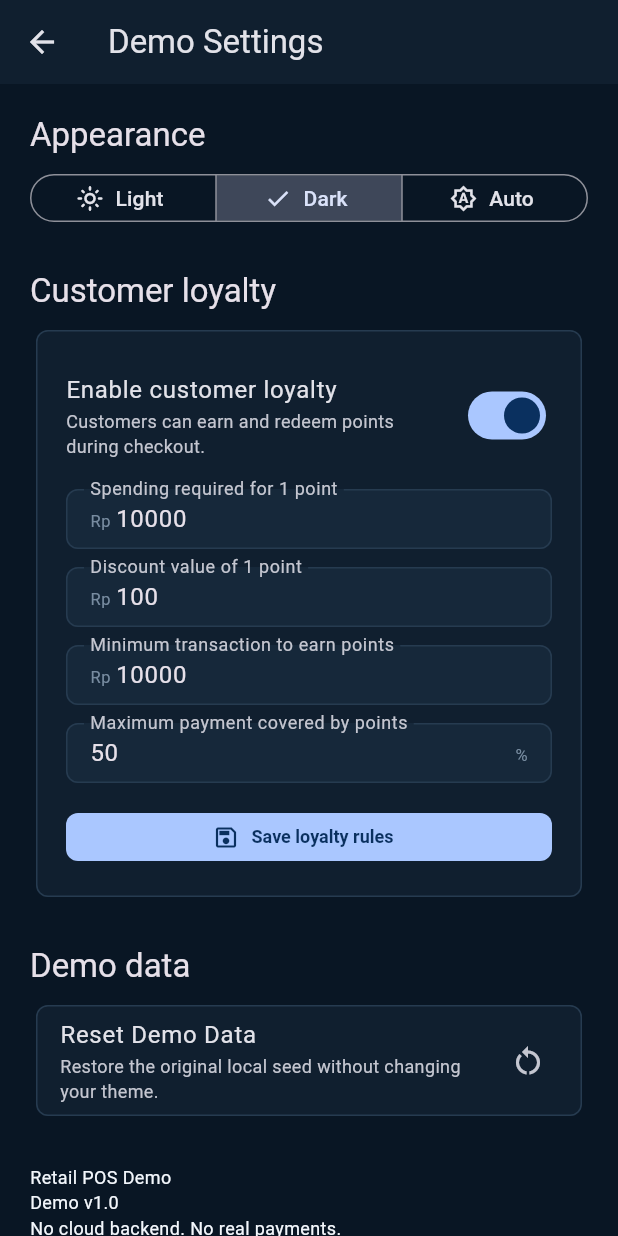
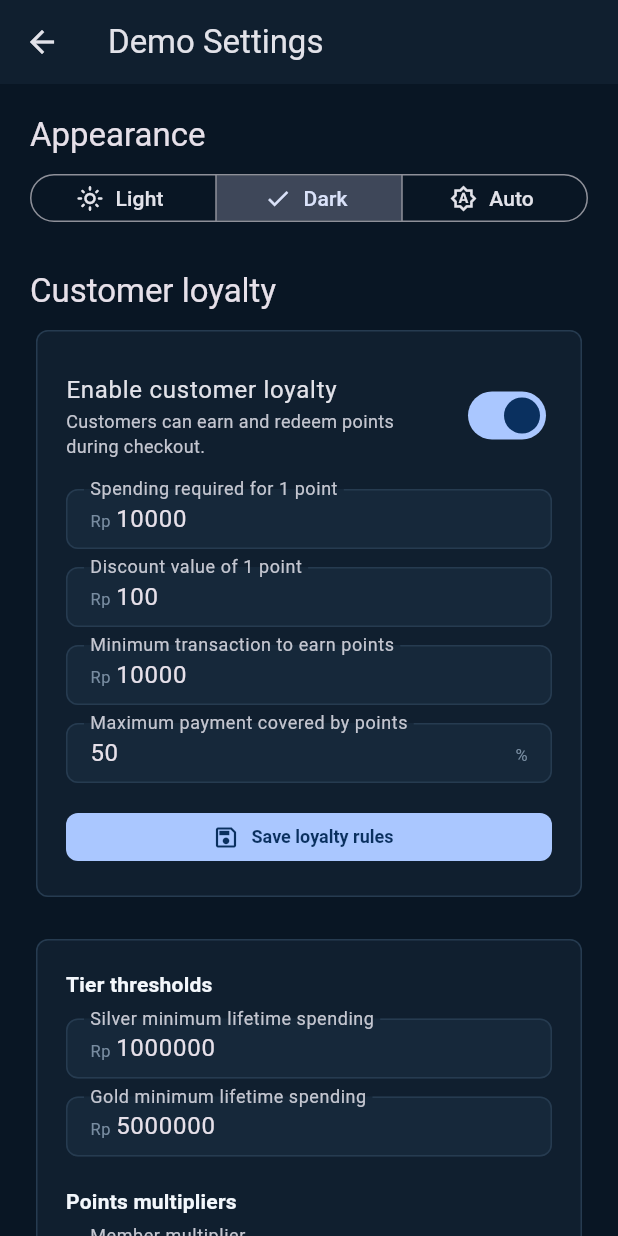
Before and after one commit to malprax/postgetx, a Flutter app: the SettingsView screen opened directly, on a phone screen of 412 x 824 dp. Run offline on Flutter 3.47's test engine with Material 3 defaults, Android fonts, the phone set to English and light mode, and no system bars; our stand-ins replace fl_chart, get, hive_flutter, image_picker, logger, pdf and 1 more; missing offline and left inert: dart:html; accounts and stored records are empty.

Commit message:
feat(loyalty): add owner tier rules settings UI

```diff
--- a/lib/app/modules/settings/views/settings_view.dart
+++ b/lib/app/modules/settings/views/settings_view.dart
@@ -11,7 +11,9 @@ import 'package:postgetx/app/modules/menu/controllers/menu_controller.dart'
 import 'package:postgetx/app/modules/users/controllers/user_controller.dart';
 import 'package:postgetx/app/data/repositories/local_hive_repository.dart';
 import 'package:postgetx/app/modules/settings/controllers/theme_controller.dart';
+import 'package:postgetx/app/modules/settings/controllers/loyalty_tier_rules_controller.dart';
 import 'package:postgetx/app/modules/settings/widgets/loyalty_configuration_card.dart';
+import 'package:postgetx/app/modules/settings/widgets/loyalty_tier_rules_form.dart';
 
 class SettingsView extends StatefulWidget {
   const SettingsView({super.key});
@@ -72,6 +74,8 @@ class _SettingsViewState extends State<SettingsView> {
   @override
   Widget build(BuildContext context) {
     final theme = Get.find<ThemeController>();
+    final tierController = Get.find<LoyaltyTierRulesController>();
+
     return Scaffold(
         appBar: AppBar(title: const Text('Demo Settings')),
         body: ListView(padding: const EdgeInsets.all(20), children: [
@@ -100,6 +104,20 @@ class _SettingsViewState extends State<SettingsView> {
           ),
           const SizedBox(height: 8),
           const LoyaltyConfigurationCard(),
+          const SizedBox(height: 20),
+          Obx(
+            () => LoyaltyTierRulesForm(
+              key: ValueKey(
+                tierController.rules.value.toMap().toString(),
+              ),
+              initialRules: tierController.rules.value,
+              onSave: (rules) async {
+                final saved = await tierController.save(rules);
+
+                return saved ? null : tierController.errorMessage.value;
+              },
+            ),
+          ),
           const SizedBox(height: 28),
           Text('Demo data', style: Theme.of(context).textTheme.titleLarge),
           const SizedBox(height: 8),
--- /dev/null
+++ b/lib/app/modules/settings/widgets/loyalty_tier_rules_form.dart
@@ -0,0 +1,260 @@
+import 'package:flutter/material.dart';
+import 'package:postgetx/app/data/models/loyalty_tier.dart';
+
+typedef SaveLoyaltyTierRules = Future<String?> Function(
+  LoyaltyTierRules rules,
+);
+
+class LoyaltyTierRulesForm extends StatefulWidget {
+  const LoyaltyTierRulesForm({
+    super.key,
+    required this.initialRules,
+    required this.onSave,
+  });
+
+  final LoyaltyTierRules initialRules;
+  final SaveLoyaltyTierRules onSave;
+
+  @override
+  State<LoyaltyTierRulesForm> createState() => _LoyaltyTierRulesFormState();
+}
+
+class _LoyaltyTierRulesFormState extends State<LoyaltyTierRulesForm> {
+  final formKey = GlobalKey<FormState>();
+
+  late final TextEditingController silverSpendController;
+  late final TextEditingController goldSpendController;
+  late final TextEditingController memberMultiplierController;
+  late final TextEditingController silverMultiplierController;
+  late final TextEditingController goldMultiplierController;
+
+  bool saving = false;
+  String message = '';
+  bool saveSucceeded = false;
+
+  @override
+  void initState() {
+    super.initState();
+
+    final rules = widget.initialRules;
+
+    silverSpendController = TextEditingController(
+      text: _number(rules.silverMinimumSpend),
+    );
+    goldSpendController = TextEditingController(
+      text: _number(rules.goldMinimumSpend),
+    );
+    memberMultiplierController = TextEditingController(
+      text: _number(rules.memberPointsMultiplier),
+    );
+    silverMultiplierController = TextEditingController(
+      text: _number(rules.silverPointsMultiplier),
+    );
+    goldMultiplierController = TextEditingController(
+      text: _number(rules.goldPointsMultiplier),
+    );
+  }
+
+  static String _number(double value) {
+    return value == value.roundToDouble()
+        ? value.toInt().toString()
+        : value.toString();
+  }
+
+  double? _parse(TextEditingController controller) {
+    return double.tryParse(
+      controller.text.trim().replaceAll(',', '.'),
+    );
+  }
+
+  String? _positive(String? value) {
+    final parsed = double.tryParse(
+      value?.trim().replaceAll(',', '.') ?? '',
+    );
+
+    if (parsed == null || !parsed.isFinite) {
+      return 'Enter a valid number.';
+    }
+
+    if (parsed <= 0) {
+      return 'Value must be greater than zero.';
+    }
+
+    return null;
+  }
+
+  String? _multiplier(String? value) {
+    final basic = _positive(value);
+    if (basic != null) return basic;
+
+    final parsed = double.parse(
+      value!.trim().replaceAll(',', '.'),
+    );
+
+    if (parsed < 1 || parsed > 2) {
+      return 'Multiplier must be between 1 and 2.';
+    }
+
+    return null;
+  }
+
+  Future<void> _save() async {
+    if (!(formKey.currentState?.validate() ?? false)) return;
+
+    final rules = LoyaltyTierRules(
+      silverMinimumSpend: _parse(silverSpendController)!,
+      goldMinimumSpend: _parse(goldSpendController)!,
+      memberPointsMultiplier: _parse(memberMultiplierController)!,
+      silverPointsMultiplier: _parse(silverMultiplierController)!,
+      goldPointsMultiplier: _parse(goldMultiplierController)!,
+    );
+
+    final errors = rules.validate();
+
+    if (errors.isNotEmpty) {
+      setState(() {
+        saveSucceeded = false;
+        message = errors.join(' ');
+      });
+      return;
+    }
+
+    setState(() {
+      saving = true;
+      message = '';
+    });
+
+    final error = await widget.onSave(rules);
+
+    if (!mounted) return;
+
+    setState(() {
+      saving = false;
+      saveSucceeded = error == null;
+      message = error ?? 'Tier rules saved.';
+    });
+  }
+
+  @override
+  void dispose() {
+    silverSpendController.dispose();
+    goldSpendController.dispose();
+    memberMultiplierController.dispose();
+    silverMultiplierController.dispose();
+    goldMultiplierController.dispose();
+    super.dispose();
+  }
+
+  @override
+  Widget build(BuildContext context) {
+    return Card(
+      key: const ValueKey('loyalty-tier-rules-form'),
+      child: Padding(
+        padding: const EdgeInsets.all(20),
+        child: Form(
+          key: formKey,
+          child: Column(
+            crossAxisAlignment: CrossAxisAlignment.stretch,
+            children: [
+              Text(
+                'Tier thresholds',
+                style: Theme.of(context).textTheme.titleMedium,
+              ),
+              const SizedBox(height: 12),
+              TextFormField(
+                key: const ValueKey('tier-silver-spend'),
+                controller: silverSpendController,
+                keyboardType:
+                    const TextInputType.numberWithOptions(decimal: true),
+                decoration: const InputDecoration(
+                  labelText: 'Silver minimum lifetime spending',
+                  prefixText: 'Rp ',
+                ),
+                validator: _positive,
+              ),
+              const SizedBox(height: 12),
+              TextFormField(
+                key: const ValueKey('tier-gold-spend'),
+                controller: goldSpendController,
+                keyboardType:
+                    const TextInputType.numberWithOptions(decimal: true),
+                decoration: const InputDecoration(
+                  labelText: 'Gold minimum lifetime spending',
+                  prefixText: 'Rp ',
+                ),
+                validator: _positive,
+              ),
+              const SizedBox(height: 20),
+              Text(
+                'Points multipliers',
+                style: Theme.of(context).textTheme.titleMedium,
+              ),
+              const SizedBox(height: 12),
+              TextFormField(
+                key: const ValueKey('tier-member-multiplier'),
+                controller: memberMultiplierController,
+                keyboardType:
+                    const TextInputType.numberWithOptions(decimal: true),
+                decoration: const InputDecoration(
+                  labelText: 'Member multiplier',
+                  prefixText: 'x ',
+                ),
+                validator: _multiplier,
+              ),
+              const SizedBox(height: 12),
+              TextFormField(
+                key: const ValueKey('tier-silver-multiplier'),
+                controller: silverMultiplierController,
+                keyboardType:
+                    const TextInputType.numberWithOptions(decimal: true),
+                decoration: const InputDecoration(
+                  labelText: 'Silver multiplier',
+                  prefixText: 'x ',
+                ),
+                validator: _multiplier,
+              ),
+              const SizedBox(height: 12),
+              TextFormField(
+                key: const ValueKey('tier-gold-multiplier'),
+                controller: goldMultiplierController,
+                keyboardType:
+                    const TextInputType.numberWithOptions(decimal: true),
+                decoration: const InputDecoration(
+                  labelText: 'Gold multiplier',
+                  prefixText: 'x ',
+                ),
+                validator: _multiplier,
+              ),
+              const SizedBox(height: 16),
+              FilledButton.icon(
+                key: const ValueKey('save-tier-rules'),
+                onPressed: saving ? null : _save,
+                icon: saving
+                    ? const SizedBox.square(
+                        dimension: 18,
+                        child: CircularProgressIndicator(
+                          strokeWidth: 2,
+                        ),
+                      )
+                    : const Icon(Icons.workspace_premium_outlined),
+                label: const Text('Save tier rules'),
+              ),
+              if (message.isNotEmpty) ...[
+                const SizedBox(height: 12),
+                Text(
+                  message,
+                  key: const ValueKey('tier-rules-message'),
+                  style: TextStyle(
+                    color: saveSucceeded
+                        ? Theme.of(context).colorScheme.primary
+                        : Theme.of(context).colorScheme.error,
+                  ),
+                ),
+              ],
+            ],
+          ),
+        ),
+      ),
+    );
+  }
+}
```
Also changed, not shown: 1 other file.
